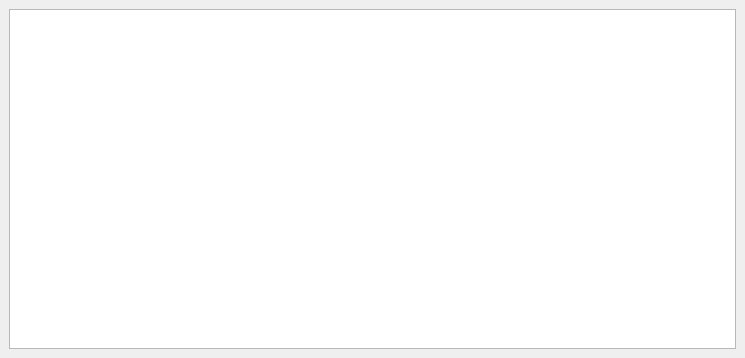
Before: the Qt Designer form Projects/FlappyBird/mainwindow.ui in teepann/CSC-17B, drawn with Qt 5.
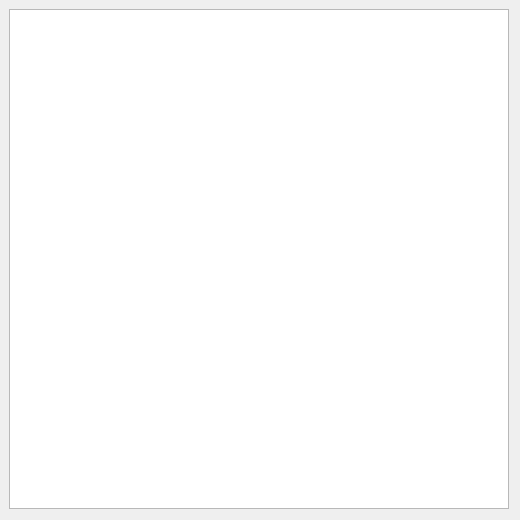
After: the same form once the commit is applied.

Diff of the .ui file:
```diff
--- a/Projects/FlappyBird/mainwindow.ui
+++ b/Projects/FlappyBird/mainwindow.ui
@@ -6,14 +6,14 @@
    <rect>
     <x>0</x>
     <y>0</y>
-    <width>745</width>
-    <height>358</height>
+    <width>520</width>
+    <height>520</height>
    </rect>
   </property>
   <property name="maximumSize">
    <size>
     <width>745</width>
-    <height>358</height>
+    <height>700</height>
    </size>
   </property>
   <property name="windowTitle">
@@ -28,8 +28,8 @@
      <rect>
       <x>9</x>
       <y>9</y>
-      <width>727</width>
-      <height>340</height>
+      <width>500</width>
+      <height>500</height>
      </rect>
     </property>
     <property name="sizePolicy">
@@ -41,7 +41,7 @@
     <property name="maximumSize">
      <size>
       <width>727</width>
-      <height>340</height>
+      <height>690</height>
      </size>
     </property>
     <property name="cursor" stdset="0">
```
